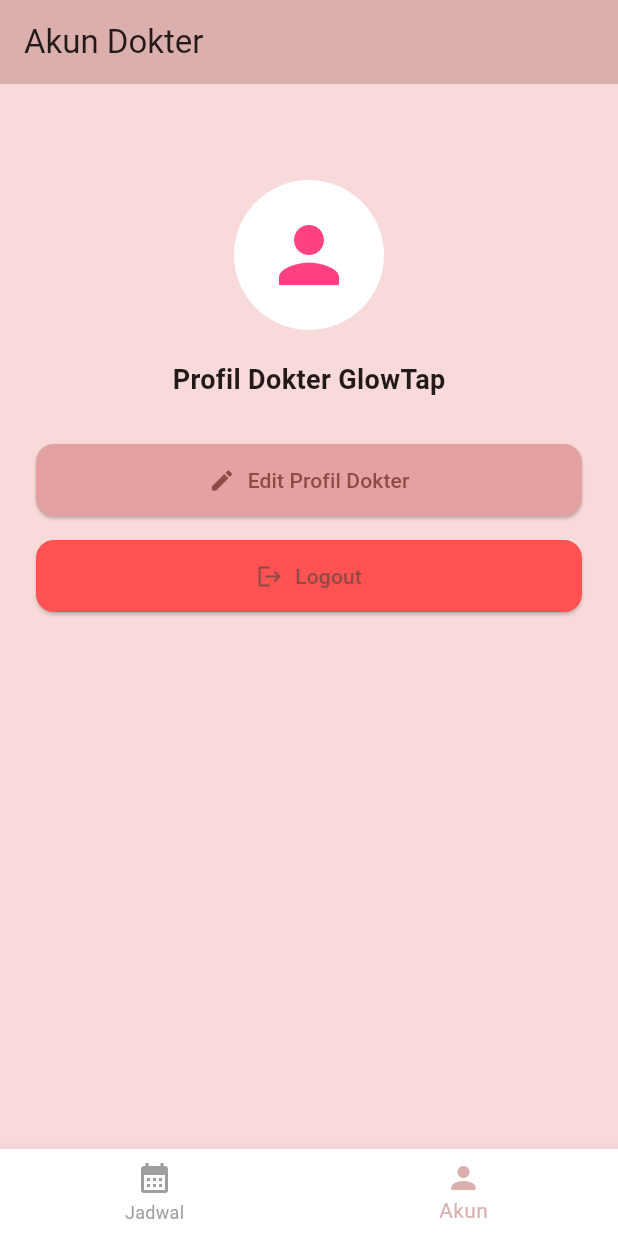
After one commit to elizsabel/GlowTap, a Flutter app: the DoctorHomePage screen opened directly, item 2 of the bottom bar chosen, on a phone screen of 412 x 824 dp. The commit adds this screen. Run offline on Flutter 3.47's test engine with Material 3 defaults, Android fonts, the phone set to English and light mode, and no system bars; our stand-ins replace fluttertoast, image_picker, shared_preferences, sqflite; accounts and stored records are empty; Roboto replaces fonts that are missing (Poppins).

Commit message:
history,doctorhomepage,schedule,akun dokter

```diff
--- a/glowtap/lib/glowtap/views/booking/doctorhomepage.dart
+++ b/glowtap/lib/glowtap/views/booking/doctorhomepage.dart
@@ -1,9 +1,7 @@
 import 'package:flutter/material.dart';
 import 'package:glowtap/glowtap/constant/appcolor.dart';
-import 'package:glowtap/glowtap/dokter/doctormodelpage.dart';
-import 'package:glowtap/glowtap/editprofildoctor.dart';
-import 'package:glowtap/glowtap/views/booking/doctororderpage.dart';
-import 'package:glowtap/glowtap/preferences/preference_handler.dart';
+import 'package:glowtap/glowtap/views/booking/doctorschedulepage.dart';
+import 'package:glowtap/glowtap/views/profile/akundokterpage.dart';
 
 class DoctorHomePage extends StatefulWidget {
   const DoctorHomePage({super.key});
@@ -13,91 +11,37 @@
 }
 
 class _DoctorHomePageState extends State<DoctorHomePage> {
-  DoctorModel? doctor;
+  int _selectedIndex = 0;
 
-  @override
-  void initState() {
-    super.initState();
-    loadDoctor();
-  }
+  final List<Widget> _pages = const [
+    DoctorSchedulePage(),
+    AkunDokterPage(),
+  ];
 
-  void loadDoctor() async {
-    doctor = await PreferenceHandler.getDoctor();
-    setState(() {});
+  void _onItemTapped(int index) {
+    setState(() {
+      _selectedIndex = index;
+    });
   }
 
   @override
   Widget build(BuildContext context) {
     return Scaffold(
-      backgroundColor: Appcolor.softPinkPastel,
-      appBar: AppBar(
-        backgroundColor: Appcolor.button1,
-        elevation: 0,
-        title: const Text("Dashboard Dokter", style: TextStyle(color: Colors.white)),
-        centerTitle: true,
-      ),
-
-      body: Padding(
-        padding: const EdgeInsets.all(24),
-        child: Column(
-          crossAxisAlignment: CrossAxisAlignment.start,
-          children: [
-            Text(
-              doctor != null ? "Hai, dr. ${doctor!.name} ✨" : "Hai Dokter ✨",
-              style: TextStyle(
-                fontSize: 22,
-                fontWeight: FontWeight.w700,
-                color: Appcolor.textBrownSoft,
-              ),
-            ),
-            const SizedBox(height: 6),
-            Text(
-              "Selamat bertugas & tetap lembut 💗",
-              style: TextStyle(color: Appcolor.textBrownSoft.withOpacity(.7)),
-            ),
-
-            const SizedBox(height: 30),
-
-            _menuButton("📅 Jadwal & Pesanan", () {
-              Navigator.push(context, MaterialPageRoute(builder: (_) => const DoctorOrdersPage()));
-            }),
-
-            const SizedBox(height: 16),
-
-            _menuButton("💬 Chat Pasien", () {
-              Navigator.push(context, MaterialPageRoute(builder: (_) => const DoctorOrdersPage(openChat: true)));
-            }),
-
-            const SizedBox(height: 16),
-
-            _menuButton("👤 Profil Dokter", () {
-              Navigator.push(context, MaterialPageRoute(builder: (_) => const EditDoctorProfilePage()));
-            }),
-          ],
-        ),
-      ),
-    );
-  }
-
-  Widget _menuButton(String text, VoidCallback onTap) {
-    return InkWell(
-      onTap: onTap,
-      child: Container(
-        padding: const EdgeInsets.all(18),
-        width: double.infinity,
-        decoration: BoxDecoration(
-          color: Colors.white,
-          borderRadius: BorderRadius.circular(16),
-          border: Border.all(color: Appcolor.textBrownLight.withOpacity(.25)),
-        ),
-        child: Text(
-          text,
-          style: TextStyle(
-            fontSize: 16,
-            fontWeight: FontWeight.w600,
-            color: Appcolor.textBrownSoft,
+      body: _pages[_selectedIndex],
+      bottomNavigationBar: BottomNavigationBar(
+        currentIndex: _selectedIndex,
+        onTap: _onItemTapped,
+        selectedItemColor: Appcolor.pink1,
+        unselectedItemColor: Colors.grey,
+        backgroundColor: Colors.white,
+        type: BottomNavigationBarType.fixed,
+        items: const [
+          BottomNavigationBarItem(
+            icon: Icon(Icons.calendar_month),
+            label: 'Jadwal',
           ),
-        ),
+          BottomNavigationBarItem(icon: Icon(Icons.person), label: 'Akun'),
+        ],
       ),
     );
   }
--- /dev/null
+++ b/glowtap/lib/glowtap/views/profile/akundokterpage.dart
@@ -0,0 +1,97 @@
+import 'package:flutter/material.dart';
+import 'package:glowtap/glowtap/constant/appcolor.dart';
+import 'package:glowtap/glowtap/dokter/logindoctorpage.dart';
+import 'package:glowtap/glowtap/editprofildoctor.dart';
+import 'package:glowtap/glowtap/preferences/preference_handler.dart';
+
+class AkunDokterPage extends StatefulWidget {
+  const AkunDokterPage({super.key});
+
+  @override
+  State<AkunDokterPage> createState() => _AkunDokterPageState();
+}
+
+class _AkunDokterPageState extends State<AkunDokterPage> {
+  Future<void> _logout() async {
+    await PreferenceHandler.removeDoctor();
+    if (mounted) {
+      Navigator.pushAndRemoveUntil(
+        context,
+        MaterialPageRoute(builder: (context) => const LoginDoctorPage()),
+        (route) => false,
+      );
+    }
+  }
+
+  @override
+  Widget build(BuildContext context) {
+    return Scaffold(
+      backgroundColor: Appcolor.softPinkPastel,
+      appBar: AppBar(
+        title: const Text("Akun Dokter"),
+        backgroundColor: Appcolor.pink1,
+      ),
+      body: Padding(
+        padding: const EdgeInsets.all(24),
+        child: Column(
+          crossAxisAlignment: CrossAxisAlignment.stretch,
+          children: [
+            const SizedBox(height: 40),
+            const Center(
+              child: CircleAvatar(
+                radius: 50,
+                backgroundColor: Colors.white,
+                child: Icon(Icons.person, size: 60, color: Colors.pinkAccent),
+              ),
+            ),
+            const SizedBox(height: 20),
+            const Center(
+              child: Text(
+                "Profil Dokter GlowTap",
+                style: TextStyle(fontSize: 18, fontWeight: FontWeight.bold),
+              ),
+            ),
+            const SizedBox(height: 30),
+
+            // 🔹 Tombol Edit Profil
+            ElevatedButton.icon(
+              icon: const Icon(Icons.edit),
+              label: const Text("Edit Profil Dokter"),
+              onPressed: () {
+                Navigator.push(
+                  context,
+                  MaterialPageRoute(
+                    builder: (context) => const EditDoctorProfilePage(),
+                  ),
+                );
+              },
+              style: ElevatedButton.styleFrom(
+                backgroundColor: Appcolor.button1,
+                shape: RoundedRectangleBorder(
+                  borderRadius: BorderRadius.circular(12),
+                ),
+                padding: const EdgeInsets.symmetric(vertical: 14),
+              ),
+            ),
+
+            const SizedBox(height: 16),
+
+            // 🔹 Tombol Logout
+            ElevatedButton.icon(
+              icon: const Icon(Icons.logout),
+              label: const Text("Logout"),
+              onPressed: _logout,
+              style: ElevatedButton.styleFrom(
+                backgroundColor: Colors.redAccent,
+                shape: RoundedRectangleBorder(
+                  borderRadius: BorderRadius.circular(12),
+                ),
+                padding: const EdgeInsets.symmetric(vertical: 14),
+              ),
+            ),
+          ],
+        ),
+      ),
+    );
+  }
+}
```
Also changed, not shown: glowtap/lib/glowtap/model/historymodel.dart (added, +59 -0 lines), glowtap/lib/glowtap/views/booking/doctorschedulepage.dart (added, +134 -0 lines).
